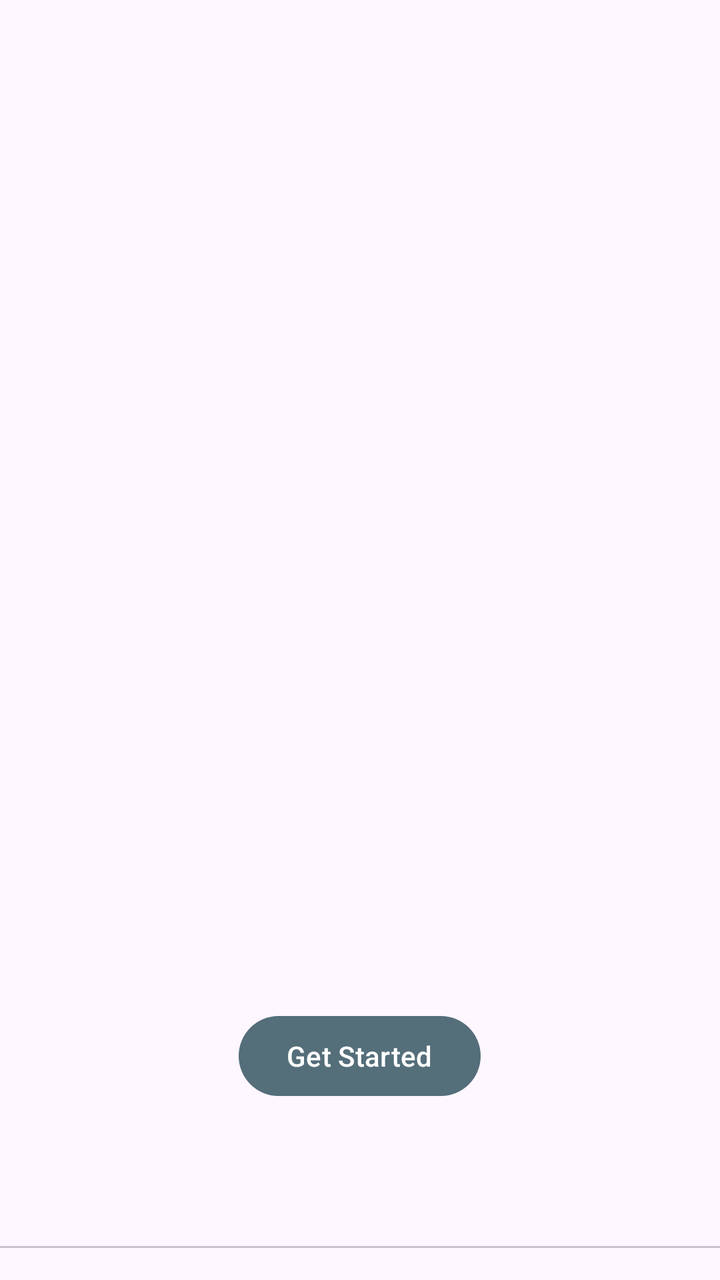
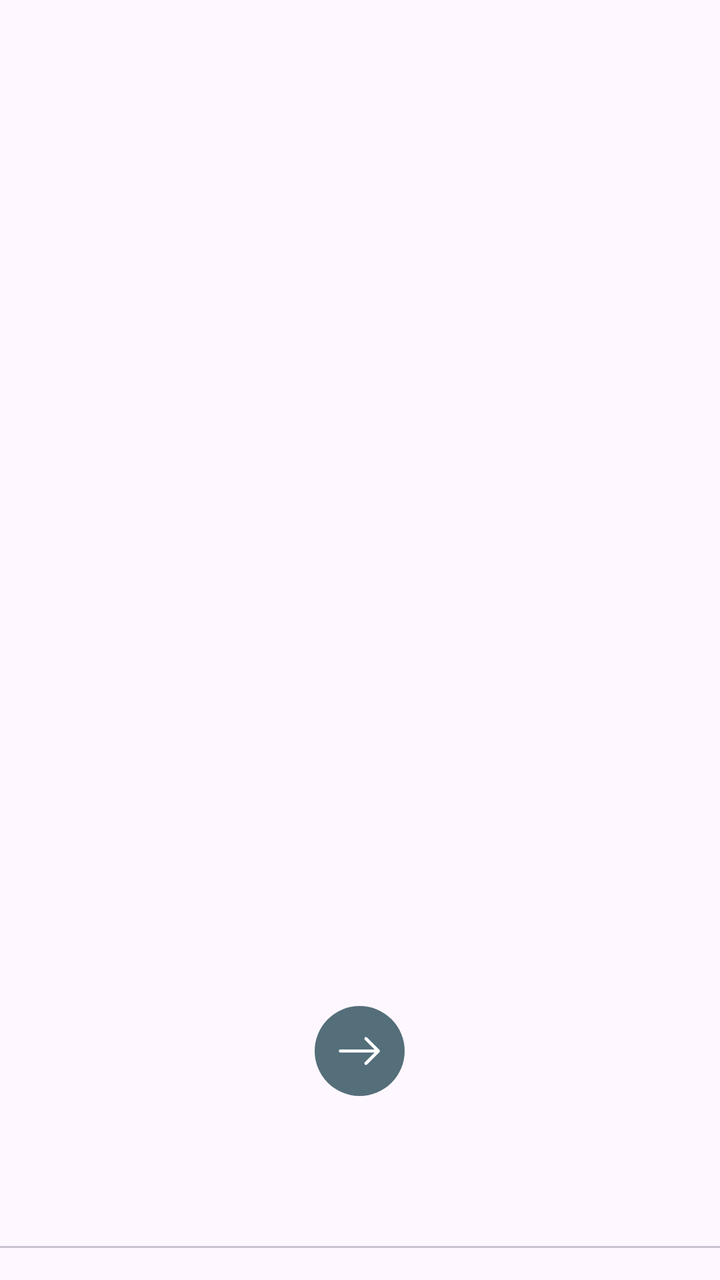

Compare the two renders of this Android layout. The source of the first and the diff that turns it into the second are given below.
<!-- AndroidManifest.xml: activity theme Theme.TaskTracker -->
<!-- res/layout/activity_onboarding.xml -->
<?xml version="1.0" encoding="utf-8"?>
<LinearLayout xmlns:android="http://schemas.android.com/apk/res/android"
    xmlns:app="http://schemas.android.com/apk/res-auto"
    android:layout_width="match_parent"
    android:layout_height="match_parent"
    android:orientation="vertical">

    <androidx.viewpager2.widget.ViewPager2
        android:id="@+id/onboarding_viewpager"
        android:layout_width="match_parent"
        android:layout_height="0dp"
        android:layout_marginLeft="16dp"
        android:layout_marginTop="16dp"
        android:layout_marginRight="16dp"
        android:layout_weight="1"
        android:orientation="horizontal" />

    <Button
        android:id="@+id/onboarding_get_start_btn"
        android:layout_width="wrap_content"
        android:layout_height="wrap_content"
        android:layout_gravity="center_horizontal"
        android:layout_marginBottom="24dp"
        android:text="@string/onboarding_get_start" />

    <com.google.android.material.tabs.TabLayout
        android:id="@+id/onboarding_tab_layout_view"
        android:layout_width="match_parent"
        android:layout_height="wrap_content"
        android:layout_marginBottom="16dp"
        app:tabBackground="@drawable/tab_selector"
        app:tabGravity="center"
        app:tabIndicatorHeight="0dp" />

</LinearLayout>
<!-- resources referenced by this layout -->
<resources>
  <!-- drawable tab_selector (drawable) -->
  <?xml version="1.0" encoding="utf-8"?>
  <selector xmlns:android="http://schemas.android.com/apk/res/android">
  
      <item android:drawable="@drawable/dot_indicator_selected"
          android:state_selected="true"/>
  
      <item android:drawable="@drawable/dot_indicator_default"/>
  </selector>
  <string name="onboarding_get_start">Get Started</string>
  <style name="Theme.TaskTracker" parent="Base.Theme.TaskTracker" />
  <!-- drawable dot_indicator_selected (drawable) -->
  <?xml version="1.0" encoding="utf-8"?>
  <layer-list xmlns:android="http://schemas.android.com/apk/res/android">
      <item>
          <shape
              android:innerRadius="0dp"
              android:shape="ring"
              android:thickness="8dp"
              android:useLevel="false">
              <solid android:color="@color/colorAccent"/>
          </shape>
      </item>
  </layer-list>
  <!-- drawable dot_indicator_default (drawable) -->
  <?xml version="1.0" encoding="utf-8"?>
  <layer-list xmlns:android="http://schemas.android.com/apk/res/android">
      <item>
          <shape
              android:innerRadius="0dp"
              android:shape="ring"
              android:thickness="5dp"
              android:useLevel="false">
              <solid android:color="@android:color/darker_gray"/>
          </shape>
      </item>
  </layer-list>
  <style name="Base.Theme.TaskTracker" parent="Theme.Material3.Light.NoActionBar">
          
          <item name="colorPrimaryDark">@color/device_theme_color</item>
          <item name="colorAccent">@color/colorAccent</item>
          <item name="colorPrimary">@color/colorPrimary</item>
          <item name="colorOnPrimary">@color/white</item>
          <item name="colorPrimaryContainer">@color/colorPrimary</item>
          <item name="colorOnPrimaryContainer">@color/white</item>
          <item name="colorSecondaryContainer">@color/colorPrimaryLight</item>
          <item name="colorOnSecondaryContainer">@color/white</item>
          <item name="colorSurfaceVariant">@color/colorSecondaryLight</item>
      </style>
  <color name="colorAccent">#546e7a</color>
  <color name="device_theme_color">#fffffbfe</color>
  <color name="colorPrimary">#546e7a</color>
  <color name="white">#FFFFFF</color>
  <color name="colorPrimaryLight">#819ca9</color>
  <color name="colorSecondaryLight">#c1d5e0</color>
</resources>

<!-- the commit's change to res/layout/activity_onboarding.xml (unified diff, before → after) -->
@@ -15,13 +15,24 @@
         android:layout_weight="1"
         android:orientation="horizontal" />
 
-    <Button
-        android:id="@+id/onboarding_get_start_btn"
+    <com.google.android.material.button.MaterialButton
+        android:id="@+id/onboarding_next_btn"
+        style="?attr/materialIconButtonFilledStyle"
         android:layout_width="wrap_content"
         android:layout_height="wrap_content"
-        android:layout_gravity="center_horizontal"
+        android:layout_gravity="center"
         android:layout_marginBottom="24dp"
-        android:text="@string/onboarding_get_start" />
+        app:icon="@drawable/ic_right_arrow"
+        app:iconSize="25dp" />
+
+    <com.google.android.material.progressindicator.CircularProgressIndicator
+        android:id="@+id/onboarding_progress_indicator"
+        android:layout_width="wrap_content"
+        android:layout_height="wrap_content"
+        android:layout_gravity="center"
+        android:layout_marginBottom="24dp"
+        android:indeterminate="true"
+        android:visibility="gone" />
 
     <com.google.android.material.tabs.TabLayout
         android:id="@+id/onboarding_tab_layout_view"
<!-- resource entries referenced after the edit -->
@@ -1,5 +1,16 @@
 <!-- resources referenced by this layout -->
 <resources>
+  <!-- drawable ic_right_arrow (drawable) -->
+  <vector xmlns:android="http://schemas.android.com/apk/res/android"
+      android:width="68dp"
+      android:height="68dp"
+      android:viewportWidth="48"
+      android:viewportHeight="48"
+      android:tint="?attr/colorControlNormal">
+    <path
+        android:fillColor="@android:color/white"
+        android:pathData="M28.95,36.95Q28.5,36.5 28.5,35.9Q28.5,35.3 28.95,34.85L38.3,25.5H5.5Q4.85,25.5 4.425,25.075Q4,24.65 4,24Q4,23.35 4.425,22.925Q4.85,22.5 5.5,22.5H38.3L28.95,13.15Q28.55,12.75 28.525,12.125Q28.5,11.5 28.95,11.05Q29.4,10.6 30,10.6Q30.6,10.6 31.05,11.05L42.95,22.95Q43.2,23.2 43.3,23.45Q43.4,23.7 43.4,24Q43.4,24.3 43.3,24.55Q43.2,24.8 42.95,25.05L31.05,36.95Q30.6,37.4 30,37.4Q29.4,37.4 28.95,36.95Z"/>
+  </vector>
   <!-- drawable tab_selector (drawable) -->
   <?xml version="1.0" encoding="utf-8"?>
   <selector xmlns:android="http://schemas.android.com/apk/res/android">
@@ -9,7 +20,6 @@
   
       <item android:drawable="@drawable/dot_indicator_default"/>
   </selector>
-  <string name="onboarding_get_start">Get Started</string>
   <style name="Theme.TaskTracker" parent="Base.Theme.TaskTracker" />
   <!-- drawable dot_indicator_selected (drawable) -->
   <?xml version="1.0" encoding="utf-8"?>
@@ -18,7 +28,7 @@
           <shape
               android:innerRadius="0dp"
               android:shape="ring"
-              android:thickness="8dp"
+              android:thickness="5dp"
               android:useLevel="false">
               <solid android:color="@color/colorAccent"/>
           </shape>
@@ -33,7 +43,8 @@
               android:shape="ring"
               android:thickness="5dp"
               android:useLevel="false">
-              <solid android:color="@android:color/darker_gray"/>
+              <stroke android:color="@color/colorPrimaryLight"
+                  android:width="1dp"/>
           </shape>
       </item>
   </layer-list>
